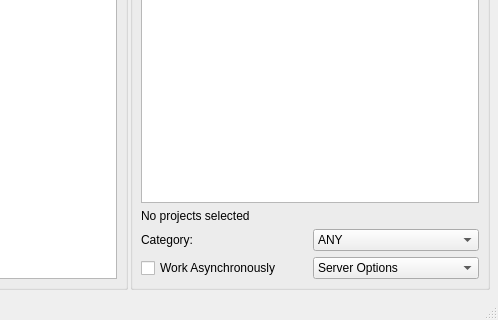
First picture: the form in mslib/msui/ui/ui_mainwindow.ui, repository Open-MSS/MSS, before the edit; both pictures show x 240 to 738 and y 416 to 736 of the 738 by 736 pixel window.
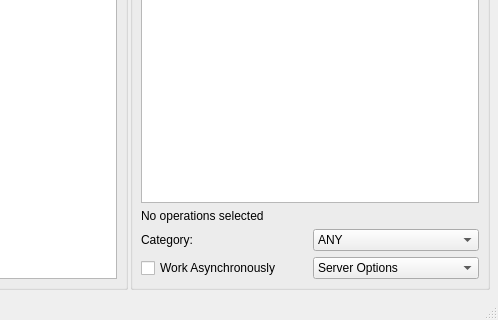
Second picture: the form after the edit.

Diff of the .ui file:
```diff
--- a/mslib/msui/ui/ui_mainwindow.ui
+++ b/mslib/msui/ui/ui_mainwindow.ui
@@ -139,7 +139,7 @@
        <item row="2" column="0" colspan="2">
         <widget class="QLabel" name="workingStatusLabel">
          <property name="text">
-          <string>No projects selected</string>
+          <string>No operations selected</string>
          </property>
          <property name="wordWrap">
           <bool>true</bool>
```
Left out of the diff: 4 changed lines with no effect on the pictures.
